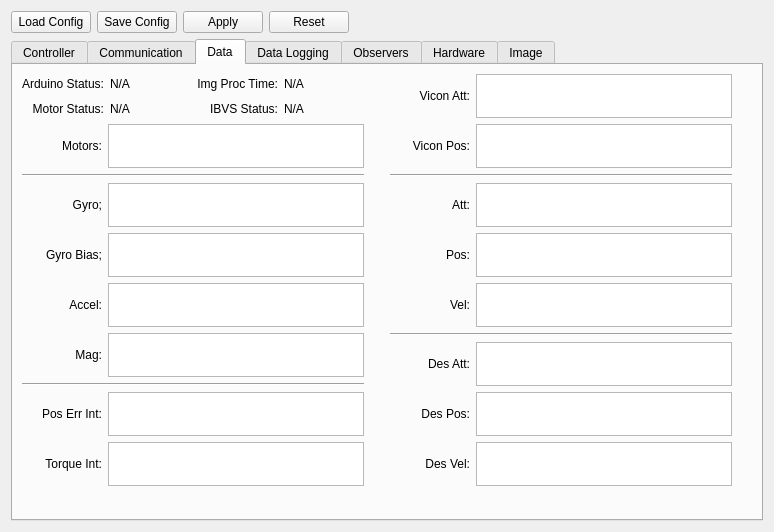
First picture: the form in Leash/src/Leash.ui, repository ryan0270/quadrover, before the edit.
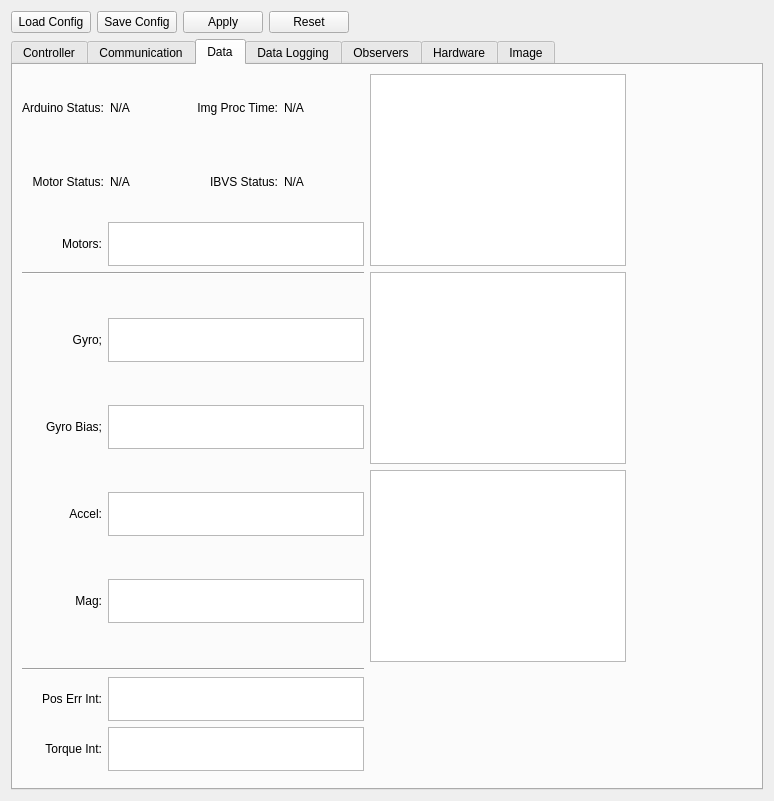
Second picture: the form after the edit. The open tabs and pages were chosen to show the change.

What changed in the file:
```diff
--- a/Leash/src/Leash.ui
+++ b/Leash/src/Leash.ui
@@ -7,7 +7,7 @@
     <x>0</x>
     <y>0</y>
     <width>774</width>
-    <height>532</height>
+    <height>801</height>
    </rect>
   </property>
   <property name="windowTitle">
@@ -661,105 +661,27 @@
          </item>
         </layout>
        </item>
-       <item row="0" column="2" rowspan="2">
-        <layout class="QVBoxLayout" name="verticalLayout_6">
-         <item>
-          <layout class="QHBoxLayout" name="horizontalLayout_15">
-           <item>
-            <widget class="QLabel" name="label_22">
-             <property name="minimumSize">
-              <size>
-               <width>80</width>
-               <height>0</height>
-              </size>
-             </property>
-             <property name="maximumSize">
-              <size>
-               <width>10000</width>
-               <height>16777215</height>
-              </size>
-             </property>
-             <property name="text">
-              <string>Vicon Att:</string>
-             </property>
-             <property name="alignment">
-              <set>Qt::AlignRight|Qt::AlignTrailing|Qt::AlignVCenter</set>
-             </property>
-            </widget>
-           </item>
-           <item>
-            <widget class="QTableView" name="vwViconAtt">
-             <property name="sizePolicy">
-              <sizepolicy hsizetype="Minimum" vsizetype="Minimum">
-               <horstretch>0</horstretch>
-               <verstretch>0</verstretch>
-              </sizepolicy>
-             </property>
-             <property name="minimumSize">
-              <size>
-               <width>0</width>
-               <height>0</height>
-              </size>
-             </property>
-             <property name="maximumSize">
-              <size>
-               <width>256</width>
-               <height>44</height>
-              </size>
-             </property>
-            </widget>
-           </item>
-          </layout>
-         </item>
-         <item>
-          <layout class="QHBoxLayout" name="horizontalLayout_16">
-           <item>
-            <widget class="QLabel" name="label_23">
-             <property name="minimumSize">
-              <size>
-               <width>80</width>
-               <height>0</height>
-              </size>
-             </property>
-             <property name="maximumSize">
-              <size>
-               <width>10000</width>
-               <height>16777215</height>
-              </size>
-             </property>
-             <property name="text">
-              <string>Vicon Pos:</string>
-             </property>
-             <property name="alignment">
-              <set>Qt::AlignRight|Qt::AlignTrailing|Qt::AlignVCenter</set>
-             </property>
-            </widget>
-           </item>
-           <item>
-            <widget class="QTableView" name="vwViconPos">
-             <property name="sizePolicy">
-              <sizepolicy hsizetype="Minimum" vsizetype="Minimum">
-               <horstretch>0</horstretch>
-               <verstretch>0</verstretch>
-              </sizepolicy>
-             </property>
-             <property name="minimumSize">
-              <size>
-               <width>0</width>
-               <height>0</height>
-              </size>
-             </property>
-             <property name="maximumSize">
-              <size>
-               <width>256</width>
-               <height>44</height>
-              </size>
-             </property>
-            </widget>
-           </item>
-          </layout>
-         </item>
-        </layout>
+       <item row="0" column="1" rowspan="2" colspan="2">
+        <widget class="QTableView" name="vwViconState">
+         <property name="sizePolicy">
+          <sizepolicy hsizetype="Minimum" vsizetype="Minimum">
+           <horstretch>0</horstretch>
+           <verstretch>0</verstretch>
+          </sizepolicy>
+         </property>
+         <property name="minimumSize">
+          <size>
+           <width>0</width>
+           <height>0</height>
+          </size>
+         </property>
+         <property name="maximumSize">
+          <size>
+           <width>9999</width>
+           <height>9999</height>
+          </size>
+         </property>
+        </widget>
        </item>
        <item row="1" column="0">
         <layout class="QHBoxLayout" name="horizontalLayout_12">
@@ -816,14 +738,29 @@
          </property>
         </widget>
        </item>
-       <item row="2" column="2">
-        <widget class="Line" name="line_4">
-         <property name="orientation">
-          <enum>Qt::Horizontal</enum>
+       <item row="2" column="1" rowspan="2" colspan="2">
+        <widget class="QTableView" name="vwState">
+         <property name="sizePolicy">
+          <sizepolicy hsizetype="Minimum" vsizetype="Minimum">
+           <horstretch>0</horstretch>
+           <verstretch>0</verstretch>
+          </sizepolicy>
+         </property>
+         <property name="minimumSize">
+          <size>
+           <width>0</width>
+           <height>0</height>
+          </size>
+         </property>
+         <property name="maximumSize">
+          <size>
+           <width>9999</width>
+           <height>9999</height>
+          </size>
          </property>
         </widget>
        </item>
-       <item row="3" column="0" rowspan="3">
+       <item row="3" column="0" rowspan="2">
         <layout class="QVBoxLayout" name="verticalLayout_3">
          <item>
           <layout class="QHBoxLayout" name="horizontalLayout_4">
@@ -1019,154 +956,6 @@
          </item>
         </layout>
        </item>
-       <item row="3" column="2">
-        <layout class="QVBoxLayout" name="verticalLayout">
-         <item>
-          <layout class="QHBoxLayout" name="horizontalLayout">
-           <item>
-            <widget class="QLabel" name="label_14">
-             <property name="minimumSize">
-              <size>
-               <width>80</width>
-               <height>0</height>
-              </size>
-             </property>
-             <property name="maximumSize">
-              <size>
-               <width>10000</width>
-               <height>16777215</height>
-              </size>
-             </property>
-             <property name="text">
-              <string>Att:</string>
-             </property>
-             <property name="alignment">
-              <set>Qt::AlignRight|Qt::AlignTrailing|Qt::AlignVCenter</set>
-             </property>
-            </widget>
-           </item>
-           <item>
-            <widget class="QTableView" name="vwAtt">
-             <property name="sizePolicy">
-              <sizepolicy hsizetype="Minimum" vsizetype="Minimum">
-               <horstretch>0</horstretch>
-               <verstretch>0</verstretch>
-              </sizepolicy>
-             </property>
-             <property name="minimumSize">
-              <size>
-               <width>0</width>
-               <height>0</height>
-              </size>
-             </property>
-             <property name="maximumSize">
-              <size>
-               <width>256</width>
-               <height>44</height>
-              </size>
-             </property>
-            </widget>
-           </item>
-          </layout>
-         </item>
-         <item>
-          <layout class="QHBoxLayout" name="horizontalLayout_2">
-           <item>
-            <widget class="QLabel" name="label_12">
-             <property name="minimumSize">
-              <size>
-               <width>80</width>
-               <height>0</height>
-              </size>
-             </property>
-             <property name="maximumSize">
-              <size>
-               <width>10000</width>
-               <height>16777215</height>
-              </size>
-             </property>
-             <property name="text">
-              <string>Pos:</string>
-             </property>
-             <property name="alignment">
-              <set>Qt::AlignRight|Qt::AlignTrailing|Qt::AlignVCenter</set>
-             </property>
-            </widget>
-           </item>
-           <item>
-            <widget class="QTableView" name="vwPos">
-             <property name="sizePolicy">
-              <sizepolicy hsizetype="Minimum" vsizetype="Minimum">
-               <horstretch>0</horstretch>
-               <verstretch>0</verstretch>
-              </sizepolicy>
-             </property>
-             <property name="minimumSize">
-              <size>
-               <width>0</width>
-               <height>0</height>
-              </size>
-             </property>
-             <property name="maximumSize">
-              <size>
-               <width>256</width>
-               <height>44</height>
-              </size>
-             </property>
-            </widget>
-           </item>
-          </layout>
-         </item>
-         <item>
-          <layout class="QHBoxLayout" name="horizontalLayout_3">
-           <item>
-            <widget class="QLabel" name="label_13">
-             <property name="minimumSize">
-              <size>
-               <width>80</width>
-               <height>0</height>
-              </size>
-             </property>
-             <property name="maximumSize">
-              <size>
-               <width>10000</width>
-               <height>16777215</height>
-              </size>
-             </property>
-             <property name="text">
-              <string>Vel:</string>
-             </property>
-             <property name="alignment">
-              <set>Qt::AlignRight|Qt::AlignTrailing|Qt::AlignVCenter</set>
-             </property>
-            </widget>
-           </item>
-           <item>
-            <widget class="QTableView" name="vwVel">
-             <property name="sizePolicy">
-              <sizepolicy hsizetype="Minimum" vsizetype="Minimum">
-               <horstretch>0</horstretch>
-               <verstretch>0</verstretch>
-              </sizepolicy>
-             </property>
-             <property name="minimumSize">
-              <size>
-               <width>0</width>
-               <height>0</height>
-              </size>
-             </property>
-             <property name="maximumSize">
-              <size>
-               <width>256</width>
-               <height>44</height>
-              </size>
-             </property>
-            </widget>
-           </item>
-          </layout>
-         </item>
-        </layout>
-       </item>
        <item row="3" column="3">
         <spacer name="horizontalSpacer">
          <property name="orientation">
@@ -1174,175 +963,55 @@
          </property>
          <property name="sizeHint" stdset="0">
           <size>
-           <width>0</width>
+           <width>117</width>
            <height>20</height>
           </size>
          </property>
         </spacer>
        </item>
-       <item row="4" column="2">
-        <widget class="Line" name="line_5">
-         <property name="orientation">
-          <enum>Qt::Horizontal</enum>
+       <item row="4" column="1" colspan="2">
+        <widget class="QTableView" name="vwDesState">
+         <property name="sizePolicy">
+          <sizepolicy hsizetype="Minimum" vsizetype="Minimum">
+           <horstretch>0</horstretch>
+           <verstretch>0</verstretch>
+          </sizepolicy>
+         </property>
+         <property name="minimumSize">
+          <size>
+           <width>0</width>
+           <height>0</height>
+          </size>
+         </property>
+         <property name="maximumSize">
+          <size>
+           <width>9999</width>
+           <height>9999</height>
+          </size>
          </property>
         </widget>
        </item>
-       <item row="5" column="2" rowspan="3">
-        <layout class="QVBoxLayout" name="verticalLayout_4">
-         <item>
-          <layout class="QHBoxLayout" name="horizontalLayout_9">
-           <item>
-            <widget class="QLabel" name="label_15">
-             <property name="minimumSize">
-              <size>
-               <width>80</width>
-               <height>0</height>
-              </size>
-             </property>
-             <property name="maximumSize">
-              <size>
-               <width>10000</width>
-               <height>16777215</height>
-              </size>
-             </property>
-             <property name="text">
-              <string>Des Att:</string>
-             </property>
-             <property name="alignment">
-              <set>Qt::AlignRight|Qt::AlignTrailing|Qt::AlignVCenter</set>
-             </property>
-            </widget>
-           </item>
-           <item>
-            <widget class="QTableView" name="vwDesAtt">
-             <property name="sizePolicy">
-              <sizepolicy hsizetype="Minimum" vsizetype="Minimum">
-               <horstretch>0</horstretch>
-               <verstretch>0</verstretch>
-              </sizepolicy>
-             </property>
-             <property name="minimumSize">
-              <size>
-               <width>0</width>
-               <height>0</height>
-              </size>
-             </property>
-             <property name="maximumSize">
-              <size>
-               <width>256</width>
-               <height>44</height>
-              </size>
-             </property>
-            </widget>
-           </item>
-          </layout>
-         </item>
-         <item>
-          <layout class="QHBoxLayout" name="horizontalLayout_10">
-           <item>
-            <widget class="QLabel" name="label_16">
-             <property name="minimumSize">
-              <size>
-               <width>80</width>
-               <height>0</height>
-              </size>
-             </property>
-             <property name="maximumSize">
-              <size>
-               <width>10000</width>
-               <height>16777215</height>
-              </size>
-             </property>
-             <property name="text">
-              <string>Des Pos:</string>
-             </property>
-             <property name="alignment">
-              <set>Qt::AlignRight|Qt::AlignTrailing|Qt::AlignVCenter</set>
-             </property>
-            </widget>
-           </item>
-           <item>
-            <widget class="QTableView" name="vwDesPos">
-             <property name="sizePolicy">
-              <sizepolicy hsizetype="Minimum" vsizetype="Minimum">
-               <horstretch>0</horstretch>
-               <verstretch>0</verstretch>
-              </sizepolicy>
-             </property>
-             <property name="minimumSize">
-              <size>
-               <width>0</width>
-               <height>0</height>
-              </size>
-             </property>
-             <property name="maximumSize">
-              <size>
-               <width>256</width>
-               <height>44</height>
-              </size>
-             </property>
-            </widget>
-           </item>
-          </layout>
-         </item>
-         <item>
-          <layout class="QHBoxLayout" name="horizontalLayout_11">
-           <item>
-            <widget class="QLabel" name="label_17">
-             <property name="minimumSize">
-              <size>
-               <width>80</width>
-               <height>0</height>
-              </size>
-             </property>
-             <property name="maximumSize">
-              <size>
-               <width>10000</width>
-               <height>16777215</height>
-              </size>
-             </property>
-             <property name="text">
-              <string>Des Vel:</string>
-             </property>
-             <property name="alignment">
-              <set>Qt::AlignRight|Qt::AlignTrailing|Qt::AlignVCenter</set>
-             </property>
-            </widget>
-           </item>
-           <item>
-            <widget class="QTableView" name="vwDesVel">
-             <property name="sizePolicy">
-              <sizepolicy hsizetype="Minimum" vsizetype="Minimum">
-               <horstretch>0</horstretch>
-               <verstretch>0</verstretch>
-              </sizepolicy>
-             </property>
-             <property name="minimumSize">
-              <size>
-               <width>0</width>
-               <height>0</height>
-              </size>
-             </property>
-             <property name="maximumSize">
-              <size>
-               <width>256</width>
-               <height>44</height>
-              </size>
-             </property>
-            </widget>
-           </item>
-          </layout>
-         </item>
-        </layout>
-       </item>
-       <item row="6" column="0">
+       <item row="5" column="0">
         <widget class="Line" name="line_2">
          <property name="orientation">
           <enum>Qt::Horizontal</enum>
          </property>
         </widget>
        </item>
-       <item row="7" column="0">
+       <item row="5" column="2" rowspan="2">
+        <spacer name="verticalSpacer_4">
+         <property name="orientation">
+          <enum>Qt::Vertical</enum>
+         </property>
+         <property name="sizeHint" stdset="0">
+          <size>
+           <width>20</width>
+           <height>106</height>
+          </size>
+         </property>
+        </spacer>
+       </item>
+       <item row="6" column="0">
         <layout class="QVBoxLayout" name="verticalLayout_5">
          <item>
           <layout class="QHBoxLayout" name="horizontalLayout_13">
@@ -1442,7 +1111,7 @@
          </item>
         </layout>
        </item>
-       <item row="8" column="1">
+       <item row="7" column="1">
         <spacer name="verticalSpacer">
          <property name="orientation">
           <enum>Qt::Vertical</enum>
@@ -1450,7 +1119,7 @@
          <property name="sizeHint" stdset="0">
           <size>
            <width>20</width>
-           <height>1</height>
+           <height>188</height>
           </size>
          </property>
         </spacer>
```
Left out of the diff: 59 changed lines with no effect on the pictures.
